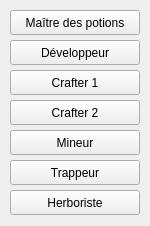
Before: the Qt Designer form MMO/Res/jobmenuview.ui in maresc-g/linumon, drawn with Qt 5.
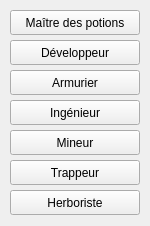
After: the same form once the commit is applied.

The edit to the form file:
```diff
--- a/MMO/Res/jobmenuview.ui
+++ b/MMO/Res/jobmenuview.ui
@@ -49,7 +49,7 @@
     </rect>
    </property>
    <property name="text">
-    <string>Crafter 2</string>
+    <string>Ingénieur</string>
    </property>
   </widget>
   <widget class="QPushButton" name="b_dev">
@@ -88,7 +88,7 @@
     </rect>
    </property>
    <property name="text">
-    <string>Crafter 1</string>
+    <string>Armurier</string>
    </property>
   </widget>
   <widget class="QPushButton" name="b_miner">
```
Left out of the diff: 4 changed lines with no effect on the pictures.
